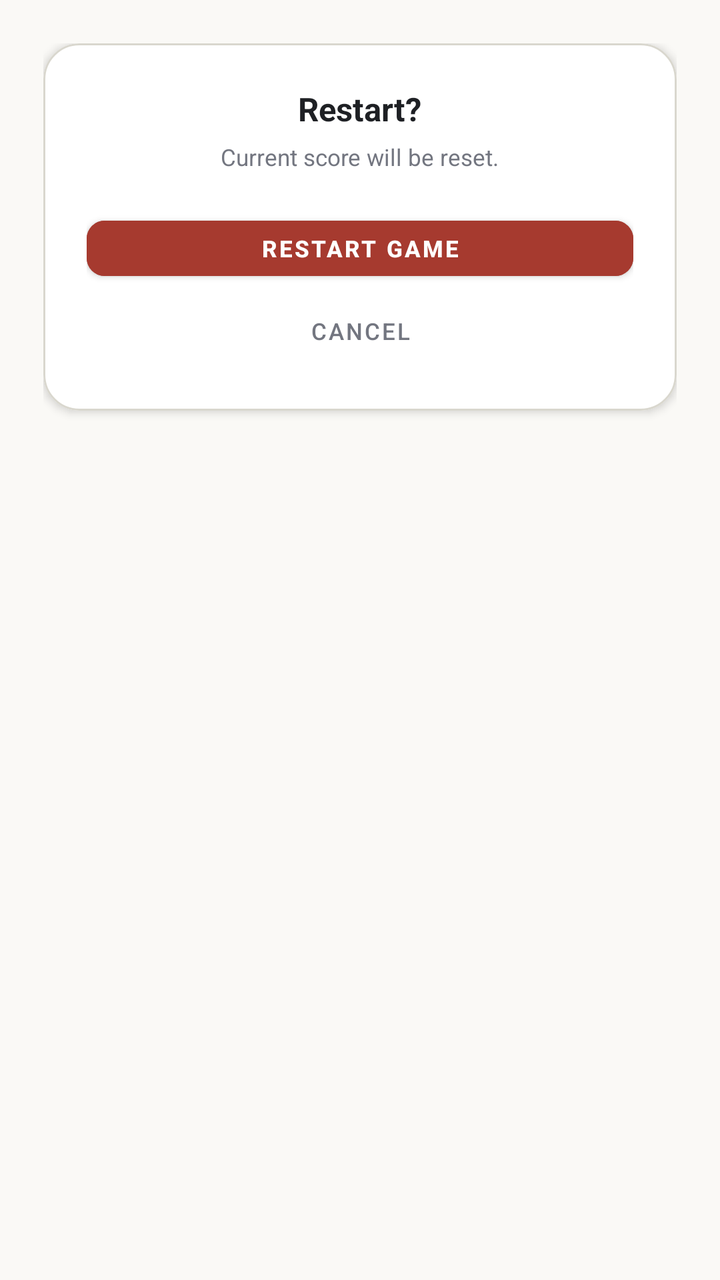
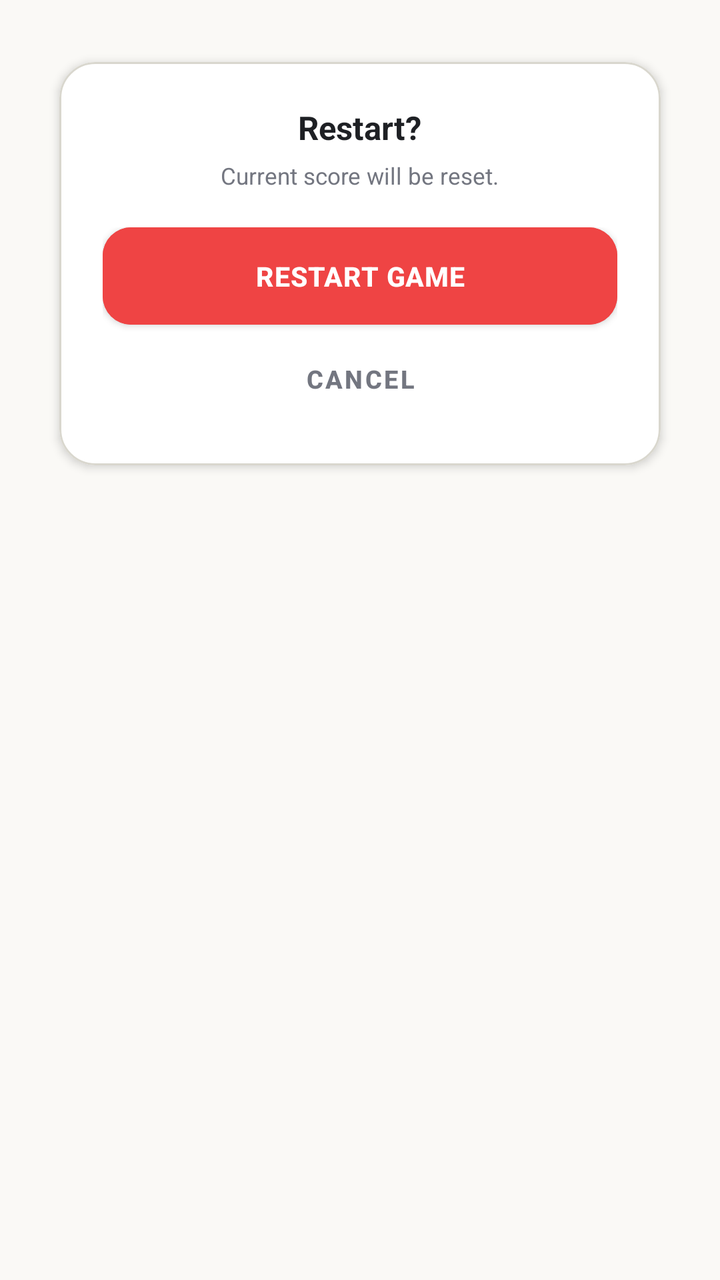

Screens rendered from an Android XML layout before and after an edit, with the pre-edit source and the edit as a unified diff.
<!-- AndroidManifest.xml: application theme Theme.NumberBlocks -->
<!-- res/layout/dialog_restart.xml -->
<?xml version="1.0" encoding="utf-8"?>
<LinearLayout xmlns:android="http://schemas.android.com/apk/res/android"
    xmlns:app="http://schemas.android.com/apk/res-auto"
    android:layout_width="match_parent"
    android:layout_height="wrap_content"
    android:background="@android:color/transparent"
    android:orientation="vertical"
    android:padding="@dimen/dp_24">

    <com.google.android.material.card.MaterialCardView
        android:layout_width="match_parent"
        android:layout_height="wrap_content"
        app:cardBackgroundColor="#FFFFFF"
        app:cardCornerRadius="@dimen/dp_20"
        app:cardElevation="@dimen/dp_3"
        app:strokeColor="#D9D7CE"
        app:strokeWidth="@dimen/dp_1">

        <LinearLayout
            android:layout_width="match_parent"
            android:layout_height="wrap_content"
            android:gravity="center_horizontal"
            android:orientation="vertical"
            android:padding="@dimen/dp_24">

            <TextView
                android:layout_width="wrap_content"
                android:layout_height="wrap_content"
                android:text="Restart?"
                android:textColor="#1E2024"
                android:textSize="@dimen/sp_18"
                android:textStyle="bold" />

            <TextView
                android:layout_width="wrap_content"
                android:layout_height="wrap_content"
                android:layout_marginTop="@dimen/dp_6"
                android:text="Current score will be reset."
                android:textColor="#737680"
                android:textSize="@dimen/sp_13" />

            <LinearLayout
                android:layout_width="match_parent"
                android:layout_height="wrap_content"
                android:layout_marginTop="@dimen/dp_20"
                android:orientation="vertical">

                <Button
                    android:id="@+id/btn_dialog_restart_confirm"
                    style="@style/Widget.MaterialComponents.Button"
                    android:layout_width="match_parent"
                    android:layout_height="@dimen/dp_44"
                    android:backgroundTint="#A63A2F"
                    android:text="@string/confirm_restart"
                    android:textColor="#FFFFFF"
                    android:textSize="@dimen/sp_13"
                    android:textStyle="bold"
                    app:cornerRadius="@dimen/dp_10" />

                <Button
                    android:id="@+id/btn_dialog_restart_cancel"
                    style="@style/Widget.MaterialComponents.Button.TextButton"
                    android:layout_width="match_parent"
                    android:layout_height="@dimen/dp_40"
                    android:layout_marginTop="@dimen/dp_4"
                    android:text="@string/cancel"
                    android:textColor="#737680"
                    android:textSize="@dimen/sp_13" />
            </LinearLayout>

        </LinearLayout>
    </com.google.android.material.card.MaterialCardView>
</LinearLayout>
<!-- resources referenced by this layout -->
<resources>
  <dimen name="dp_1">1.00dp</dimen>
  <dimen name="dp_10">10.00dp</dimen>
  <dimen name="dp_20">20.00dp</dimen>
  <dimen name="dp_24">24.00dp</dimen>
  <dimen name="dp_3">3.00dp</dimen>
  <dimen name="dp_4">4.00dp</dimen>
  <dimen name="dp_40">40.00dp</dimen>
  <dimen name="dp_44">44.00dp</dimen>
  <dimen name="dp_6">6.00dp</dimen>
  <dimen name="sp_13">13.00sp</dimen>
  <dimen name="sp_18">18.00sp</dimen>
  <string name="cancel">Cancel</string>
  <string name="confirm_restart">Restart Game</string>
  <style name="Theme.NumberBlocks" parent="Theme.MaterialComponents.DayNight.NoActionBar">
          <item name="colorPrimary">@color/primary</item>
          <item name="colorPrimaryVariant">@color/primary_variant</item>
          <item name="colorSecondary">@color/secondary</item>
          <item name="android:statusBarColor">@color/background</item>
          <item name="android:navigationBarColor">@color/background</item>
          <item name="android:windowBackground">@color/background</item>
          <item name="android:windowLightStatusBar">true</item>
      </style>
  <color name="primary">#1E2024</color>
  <color name="primary_variant">#161719</color>
  <color name="secondary">#5A5D66</color>
  <color name="background">#FAF9F6</color>
</resources>

<!-- the commit's change to res/layout/dialog_restart.xml (unified diff, before → after) -->
@@ -4,6 +4,8 @@
     android:layout_width="match_parent"
     android:layout_height="wrap_content"
     android:background="@android:color/transparent"
+    android:clipChildren="false"
+    android:clipToPadding="false"
     android:orientation="vertical"
     android:padding="@dimen/dp_24">
 
@@ -13,6 +15,7 @@
         app:cardBackgroundColor="#FFFFFF"
         app:cardCornerRadius="@dimen/dp_20"
         app:cardElevation="@dimen/dp_3"
+        app:cardUseCompatPadding="true"
         app:strokeColor="#D9D7CE"
         app:strokeWidth="@dimen/dp_1">
 
@@ -47,25 +50,25 @@
 
                 <Button
                     android:id="@+id/btn_dialog_restart_confirm"
-                    style="@style/Widget.MaterialComponents.Button"
+                    style="@style/GameButton.Primary"
                     android:layout_width="match_parent"
-                    android:layout_height="@dimen/dp_44"
-                    android:backgroundTint="#A63A2F"
+                    android:layout_height="@dimen/dp_54"
+                    android:backgroundTint="#EF4444"
                     android:text="@string/confirm_restart"
                     android:textColor="#FFFFFF"
-                    android:textSize="@dimen/sp_13"
+                    android:textSize="@dimen/sp_15"
                     android:textStyle="bold"
-                    app:cornerRadius="@dimen/dp_10" />
+                    app:cornerRadius="@dimen/dp_16" />
 
                 <Button
                     android:id="@+id/btn_dialog_restart_cancel"
-                    style="@style/Widget.MaterialComponents.Button.TextButton"
+                    style="@style/GameButton.Text"
                     android:layout_width="match_parent"
-                    android:layout_height="@dimen/dp_40"
-                    android:layout_marginTop="@dimen/dp_4"
+                    android:layout_height="@dimen/dp_48"
+                    android:layout_marginTop="@dimen/dp_6"
                     android:text="@string/cancel"
                     android:textColor="#737680"
-                    android:textSize="@dimen/sp_13" />
+                    android:textSize="@dimen/sp_14" />
             </LinearLayout>
 
         </LinearLayout>
<!-- resource entries referenced after the edit -->
@@ -1,18 +1,36 @@
 <!-- resources referenced by this layout -->
 <resources>
   <dimen name="dp_1">1.00dp</dimen>
-  <dimen name="dp_10">10.00dp</dimen>
+  <dimen name="dp_16">16.00dp</dimen>
   <dimen name="dp_20">20.00dp</dimen>
   <dimen name="dp_24">24.00dp</dimen>
   <dimen name="dp_3">3.00dp</dimen>
-  <dimen name="dp_4">4.00dp</dimen>
-  <dimen name="dp_40">40.00dp</dimen>
-  <dimen name="dp_44">44.00dp</dimen>
+  <dimen name="dp_48">48.00dp</dimen>
+  <dimen name="dp_54">54.00dp</dimen>
   <dimen name="dp_6">6.00dp</dimen>
   <dimen name="sp_13">13.00sp</dimen>
+  <dimen name="sp_14">14.00sp</dimen>
+  <dimen name="sp_15">15.00sp</dimen>
   <dimen name="sp_18">18.00sp</dimen>
   <string name="cancel">Cancel</string>
   <string name="confirm_restart">Restart Game</string>
+  <style name="GameButton.Primary" parent="Widget.MaterialComponents.Button">
+          <item name="android:layout_height">@dimen/dp_54</item>
+          <item name="android:textSize">@dimen/sp_15</item>
+          <item name="android:textStyle">bold</item>
+          <item name="cornerRadius">@dimen/dp_16</item>
+          <item name="android:insetTop">0dp</item>
+          <item name="android:insetBottom">0dp</item>
+          <item name="android:letterSpacing">0.02</item>
+      </style>
+  <style name="GameButton.Text" parent="Widget.MaterialComponents.Button.TextButton">
+          <item name="android:layout_height">@dimen/dp_48</item>
+          <item name="android:textSize">@dimen/sp_14</item>
+          <item name="android:textStyle">bold</item>
+          <item name="android:insetTop">0dp</item>
+          <item name="android:insetBottom">0dp</item>
+          <item name="android:textColor">@color/text_secondary</item>
+      </style>
   <style name="Theme.NumberBlocks" parent="Theme.MaterialComponents.DayNight.NoActionBar">
           <item name="colorPrimary">@color/primary</item>
           <item name="colorPrimaryVariant">@color/primary_variant</item>
@@ -22,6 +40,7 @@
           <item name="android:windowBackground">@color/background</item>
           <item name="android:windowLightStatusBar">true</item>
       </style>
+  <color name="text_secondary">#737680</color>
   <color name="primary">#1E2024</color>
   <color name="primary_variant">#161719</color>
   <color name="secondary">#5A5D66</color>
